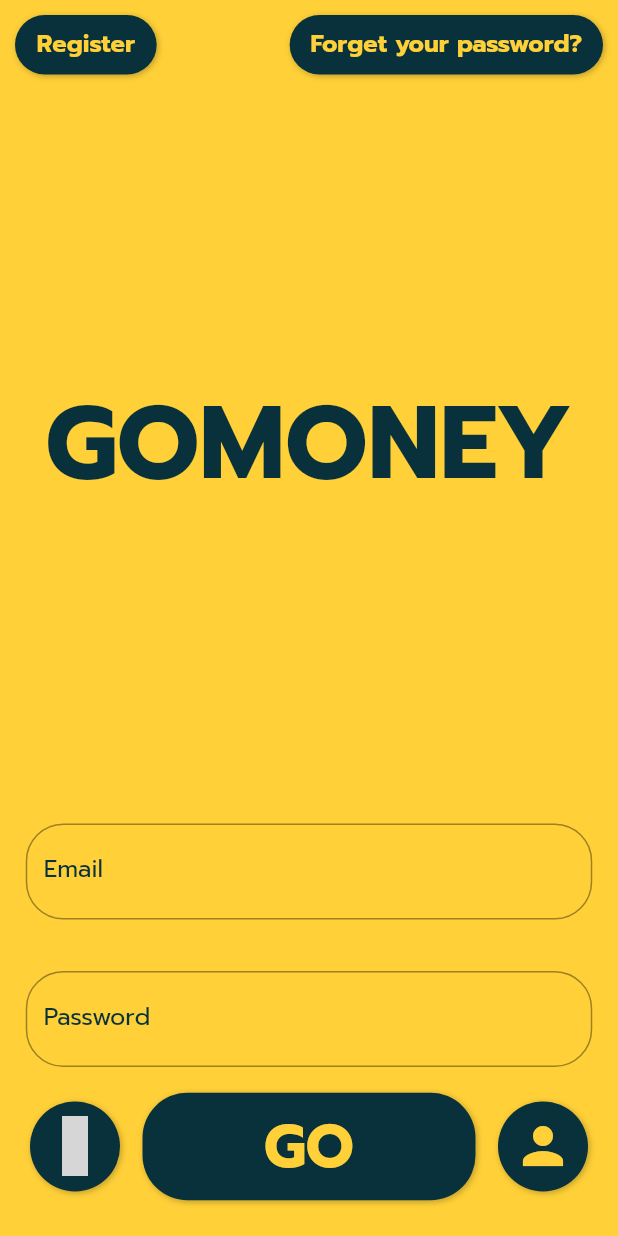
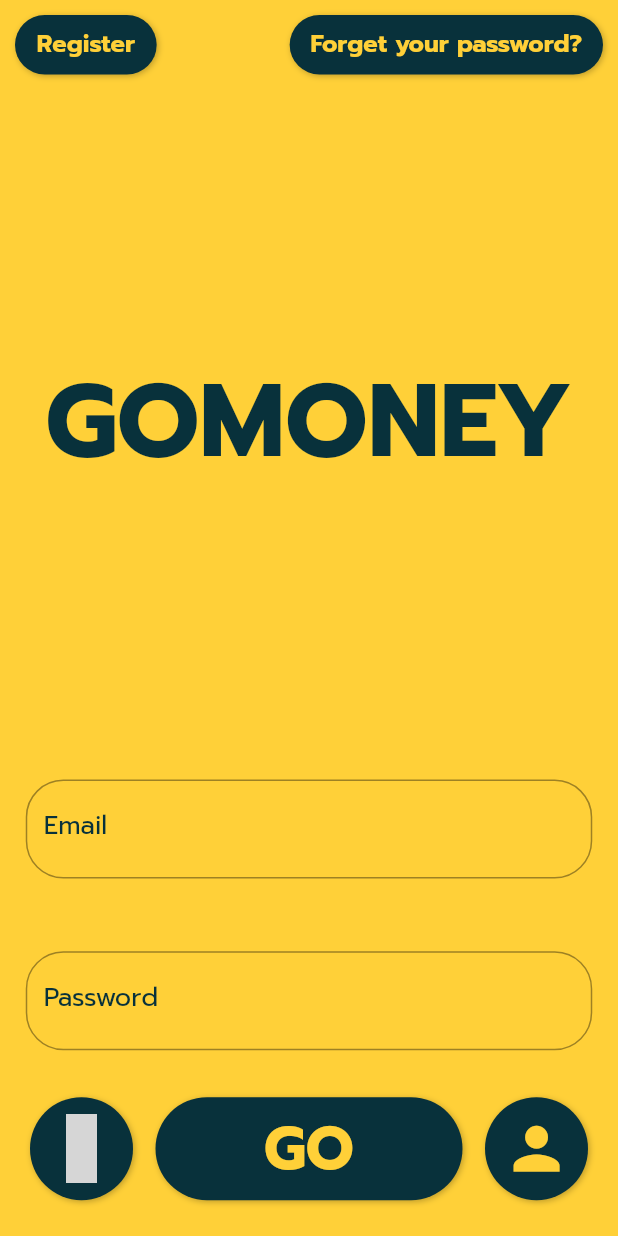
Before and after one commit to Semenomin/gomoney_finance_app, a Flutter app: the screen it shows after launch, on a phone screen of 412 x 824 dp. Run offline on Flutter 3.47's test engine with Material 2 defaults, Android fonts, the light colour scheme and no system bars; our stand-ins replace bot_toast, firebase_auth, firebase_core, fl_chart, flutter_screenutil, get_it and 5 more; missing offline and left inert: o_color_picker; accounts and stored records are empty; project files that could hold a hidden picture were left out; grey boxes are pictures that could not be loaded.

Commit message:
fix scale on tablets

```diff
--- a/lib/page/SettingsPage.dart
+++ b/lib/page/SettingsPage.dart
@@ -15,7 +15,7 @@ class SettingsPage extends StatelessWidget {
               children: [
                 Text("Backup",
                     style: TextStyle(
-                        fontSize: 30.w,
+                        fontSize: 30.r,
                         fontFamily: "Prompt",
                         fontWeight: FontWeight.bold,
                         color: StyleUtil.secondaryColor)),
--- a/lib/screen/BackupScreen.dart
+++ b/lib/screen/BackupScreen.dart
@@ -18,13 +18,13 @@ class BackupScreen extends StatelessWidget {
               InkWell(
                 onTap: () => Navigator.pop(context),
                 child: Container(
-                  height: 60.h,
+                  height: 60.r,
                   child: Row(
                     children: [
                       Container(
                         padding: EdgeInsets.all(10),
                         height: double.infinity,
-                        width: 60.h,
+                        width: 60.r,
                         child: FittedBox(
                           child: Icon(
                             Icons.arrow_back,
--- a/lib/screen/LoginScreen.dart
+++ b/lib/screen/LoginScreen.dart
@@ -33,6 +33,8 @@ class LoginScreen extends StatelessWidget {
                     children: [
                       Container(
                         padding: EdgeInsets.all(10),
+                        constraints:
+                            BoxConstraints(maxWidth: 170, maxHeight: 80),
                         height: 50.h,
                         width: 100.w,
                         child: InkWell(
@@ -78,7 +80,7 @@ class LoginScreen extends StatelessWidget {
                             child: Center(
                               child: Text("Register",
                                   style: TextStyle(
-                                      fontSize: 14.w,
+                                      fontSize: 14.r,
                                       fontFamily: "Prompt",
                                       fontWeight: FontWeight.bold,
                                       color: StyleUtil.primaryColor)),
@@ -89,6 +91,8 @@ class LoginScreen extends StatelessWidget {
                       Expanded(child: Container()),
                       Container(
                         padding: EdgeInsets.all(10),
+                        constraints:
+                            BoxConstraints(maxWidth: 360, maxHeight: 80),
                         height: 50.h,
                         width: 200.w,
                         child: InkWell(
@@ -100,7 +104,7 @@ class LoginScreen extends StatelessWidget {
                             child: Center(
                               child: Text("Forget your password?",
                                   style: TextStyle(
-                                      fontSize: 14.w,
+                                      fontSize: 14.r,
                                       fontFamily: "Prompt",
                                       fontWeight: FontWeight.bold,
                                       color: StyleUtil.primaryColor)),
@@ -116,7 +120,7 @@ class LoginScreen extends StatelessWidget {
                         child: Text(
                           "GOMONEY",
                           style: TextStyle(
-                              fontSize: 60.w,
+                              fontSize: 60.r,
                               fontFamily: "Prompt",
                               fontWeight: FontWeight.bold,
                               color: StyleUtil.secondaryColor),
@@ -124,10 +128,15 @@ class LoginScreen extends StatelessWidget {
                       ),
                     ),
                   ),
-                  Column(
+                  Container(
+                    constraints: BoxConstraints(maxWidth: 380.r),
+                    child: Column(
                       children: [
-                      AppUtils.textForm("Email", _emailController,
-                          TextInputType.emailAddress, StyleUtil.secondaryColor),
+                        AppUtils.textForm(
+                            "Email",
+                            _emailController,
+                            TextInputType.emailAddress,
+                            StyleUtil.secondaryColor),
                         AppUtils.textForm(
                             "Password",
                             _passwordController,
@@ -135,7 +144,7 @@ class LoginScreen extends StatelessWidget {
                             StyleUtil.secondaryColor),
                         Container(
                           padding: EdgeInsets.symmetric(horizontal: 20),
-                        height: 60.h,
+                          height: 60.r,
                           child: Row(
                             children: [
                               InkWell(
@@ -175,32 +184,34 @@ class LoginScreen extends StatelessWidget {
                                     }
                                   },
                                   child: Container(
-                                  width: 60,
-                                  height: 60,
+                                    width: 60.r,
+                                    height: 60.r,
                                     decoration: StyleUtil.rowndedBoxWithShadow
                                         .copyWith(
                                             color: StyleUtil.secondaryColor,
                                             borderRadius:
-                                              BorderRadius.circular(50)),
+                                                BorderRadius.circular(50.r)),
                                     child: Icon(
                                       LineIcons.googleLogo,
-                                    size: 40,
+                                      size: 40.r,
                                       color: StyleUtil.primaryColor,
                                     ),
                                   ),
                                 ),
                               ),
                               Expanded(
+                                  child: Container(
                                 child: InkWell(
                                   onTap: () async {
                                     try {
                                       String email = _emailController.text;
-                                  String password = _passwordController.text;
+                                      String password =
+                                          _passwordController.text;
                                       UserCredential userCredential =
-                                      await FirebaseAuth
-                                          .instance
+                                          await FirebaseAuth.instance
                                               .signInWithEmailAndPassword(
-                                              email: email, password: password);
+                                                  email: email,
+                                                  password: password);
                                       GetIt.I<PreferencesService>()
                                           .setToken(userCredential.user!.uid);
                                       Navigator.push(
@@ -211,7 +222,8 @@ class LoginScreen extends StatelessWidget {
                                     } on FirebaseAuthException catch (e) {
                                       if (e.code == 'user-not-found') {
                                         BotToast.showText(
-                                        text: "No user found for that email.");
+                                            text:
+                                                "No user found for that email.");
                                       } else if (e.code == 'wrong-password') {
                                         BotToast.showText(
                                             text:
@@ -222,8 +234,8 @@ class LoginScreen extends StatelessWidget {
                                     }
                                   },
                                   child: Padding(
-                                padding:
-                                    const EdgeInsets.symmetric(horizontal: 15),
+                                    padding: const EdgeInsets.symmetric(
+                                        horizontal: 15),
                                     child: Container(
                                       decoration: StyleUtil.rowndedBoxWithShadow
                                           .copyWith(
@@ -231,10 +243,11 @@ class LoginScreen extends StatelessWidget {
                                       child: Center(
                                         child: Text("GO",
                                             style: TextStyle(
-                                            fontSize: 35.w,
+                                                fontSize: 35.r,
                                                 fontFamily: "Prompt",
                                                 fontWeight: FontWeight.bold,
                                                 color: StyleUtil.primaryColor)),
+                                      ),
                                     ),
                                   ),
                                 ),
@@ -255,7 +268,8 @@ class LoginScreen extends StatelessWidget {
                                   } on FirebaseAuthException catch (e) {
                                     if (e.code == 'user-not-found') {
                                       BotToast.showText(
-                                        text: "No user found for that email.");
+                                          text:
+                                              "No user found for that email.");
                                     } else if (e.code == 'wrong-password') {
                                       BotToast.showText(
                                           text:
@@ -266,16 +280,16 @@ class LoginScreen extends StatelessWidget {
                                   }
                                 },
                                 child: Container(
-                                width: 60,
-                                height: 60,
+                                  width: 60.r,
+                                  height: 60.r,
                                   decoration: StyleUtil.rowndedBoxWithShadow
                                       .copyWith(
                                           color: StyleUtil.secondaryColor,
                                           borderRadius:
-                                            BorderRadius.circular(50)),
+                                              BorderRadius.circular(50.r)),
                                   child: Icon(
                                     Icons.person,
-                                  size: 40,
+                                    size: 40.r,
                                     color: StyleUtil.primaryColor,
                                   ),
                                 ),
@@ -284,6 +298,7 @@ class LoginScreen extends StatelessWidget {
                           ),
                         )
                       ],
+                    ),
                   ),
                   AppUtils.emptyContainer(double.infinity, 20.h)
                 ],
--- a/lib/util/AppUtils.dart
+++ b/lib/util/AppUtils.dart
@@ -10,7 +10,9 @@ class AppUtils {
   static Widget textForm(String hint, TextEditingController controller,
       TextInputType textType, Color color) {
     return Container(
-      padding: EdgeInsets.all(15.w),
+      constraints: BoxConstraints(maxWidth: 390.r),
+      height: 100.r,
+      padding: EdgeInsets.all(15.r),
       child: Theme(
         data: ThemeData(primaryColor: color, hintColor: color),
         child: TextFormField(
@@ -26,6 +28,7 @@ class AppUtils {
               ),
             ),
             style: TextStyle(
+              fontSize: 15.r,
               fontFamily: "Prompt",
               color: color,
             )),
--- a/lib/util/StyleUtils.dart
+++ b/lib/util/StyleUtils.dart
@@ -1,5 +1,5 @@
 import 'dart:ui';
-
+import 'package:flutter_screenutil/flutter_screenutil.dart';
 import 'package:flutter/material.dart';
 import 'package:flutter/widgets.dart';
 
@@ -7,7 +7,7 @@ class StyleUtil {
   static Color primaryColor = Color(0xFFFFD038);
   static Color secondaryColor = Color.fromRGBO(8, 49, 59, 1);
   static BoxDecoration rowndedBoxWithShadow = BoxDecoration(
-    borderRadius: BorderRadius.circular(30),
+    borderRadius: BorderRadius.circular(30.r),
     boxShadow: [
       BoxShadow(offset: Offset(1, 1), blurRadius: 3, color: Colors.black26)
     ],
--- a/lib/widget/BackupScreen/BackupWidget.dart
+++ b/lib/widget/BackupScreen/BackupWidget.dart
@@ -15,7 +15,7 @@ class BackupWidget extends StatelessWidget {
           children: [
             Text(title,
                 style: TextStyle(
-                    fontSize: 30.w,
+                    fontSize: 30.r,
                     fontFamily: "Prompt",
                     fontWeight: FontWeight.bold,
                     color: StyleUtil.secondaryColor)),
@@ -23,7 +23,7 @@ class BackupWidget extends StatelessWidget {
             Icon(
               Icons.highlight_off_rounded,
               color: StyleUtil.secondaryColor,
-              size: 30.h,
+              size: 30.r,
             )
           ],
         ),
--- a/lib/widget/CategoriesPage/CategoryGridItem.dart
+++ b/lib/widget/CategoriesPage/CategoryGridItem.dart
@@ -35,12 +35,12 @@ class CategoryGridItem extends StatelessWidget {
                   ? Icon(
                       LineIcons.sdCard,
                       color: category.color,
-                      size: 50.w,
+                      size: 40.r,
                     )
                   : Icon(
                       Icons.add,
                       color: StyleUtil.primaryColor,
-                      size: 50.w,
+                      size: 40.r,
                     ),
             ),
             Visibility(
```
Also changed, not shown: lib/page/AboutPage.dart (+17 -16 lines), lib/page/CategoriesPage.dart (+9 -4 lines), lib/screen/CategoryScreen.dart (+11 -9 lines), lib/screen/MainScreen.dart (+36 -16 lines), lib/widget/DebtPage/DebtCard.dart (+9 -9 lines), lib/widget/DebtPage/DebtHistoryListTile.dart (+5 -4 lines), lib/widget/Indicator.dart (+3 -5 lines). Lines whose indentation alone changed are shown as unchanged.
